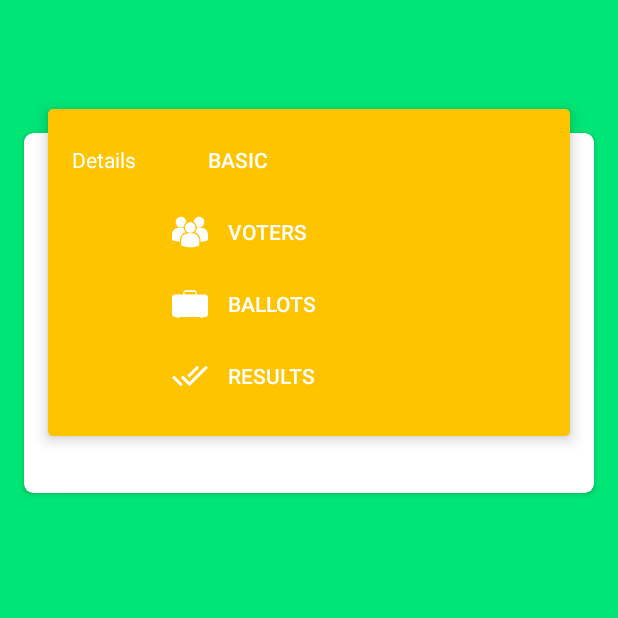
After one commit to MohamedMedhat1998/AgoraPrototype, an Android app: the ElectionDetailsActivity screen opened directly, with no data from a screen before it, on a phone screen of 412 x 824 dp, the top half of it. The commit adds this screen. Run offline under Robolectric (Android 15) with nearby library versions, the phone set to English and light mode, and no system bars.

Commit message:
Finished details activity design

```diff
--- a/app/src/main/AndroidManifest.xml
+++ b/app/src/main/AndroidManifest.xml
@@ -9,13 +9,14 @@
         android:roundIcon="@mipmap/ic_launcher_round"
         android:supportsRtl="true"
         android:theme="@style/AppTheme">
-        <activity android:name=".UI.Activities.CreateElectionActivity"/>
+        <activity android:name=".UI.Activities.ElectionDetailsActivity"></activity>
+        <activity android:name=".UI.Activities.CreateElectionActivity" />
         <activity android:name=".UI.Activities.ProfileActivity" />
         <activity
             android:name=".UI.Activities.MainActivity"
             android:label="@string/title_activity_main"
             android:theme="@style/AppTheme.NoActionBar" />
-        <activity android:name=".UI.Fragments.SignActivity">
+        <activity android:name=".UI.Activities.SignActivity">
             <intent-filter>
                 <action android:name="android.intent.action.MAIN" />
 
--- a/app/src/main/java/com/andalus/agora/Adapters/ElectionsAdapter.kt
+++ b/app/src/main/java/com/andalus/agora/Adapters/ElectionsAdapter.kt
@@ -6,12 +6,12 @@ import android.view.View
 import android.view.ViewGroup
 import android.widget.ImageButton
 import android.widget.TextView
+import com.andalus.agora.CallBacks.OnViewClickedListener
 import com.andalus.agora.Objects.Election
 import com.andalus.agora.R
 import kotlinx.android.synthetic.main.item_election.view.*
 
-class ElectionsAdapter(var data: MutableList<Election> = mutableListOf()) : RecyclerView.Adapter<ElectionsAdapter.ElectionHolder>() {
-
+class ElectionsAdapter(var data: MutableList<Election> = mutableListOf(),val onViewClickedListener : OnViewClickedListener) : RecyclerView.Adapter<ElectionsAdapter.ElectionHolder>() {
     override fun onCreateViewHolder(viewGroup: ViewGroup, viewType: Int): ElectionHolder {
         val inflater = LayoutInflater.from(viewGroup.context)
         val view = inflater.inflate(R.layout.item_election, viewGroup, false)
@@ -28,6 +28,9 @@ class ElectionsAdapter(var data: MutableList<Election> = mutableListOf()) : Recy
         item.tvStart.text = data[position].startDate
         item.tvFinish.text = data[position].finishDate
         item.tvStatus.text = data[position].status
+        item.ibView.setOnClickListener {
+            onViewClickedListener.onViewClicked(it)
+        }
     }
 
     override fun getItemCount(): Int {
--- /dev/null
+++ b/app/src/main/java/com/andalus/agora/UI/Activities/ElectionDetailsActivity.kt
@@ -0,0 +1,13 @@
+package com.andalus.agora.UI.Activities
+
+import android.support.v7.app.AppCompatActivity
+import android.os.Bundle
+import com.andalus.agora.R
+
+class ElectionDetailsActivity : AppCompatActivity() {
+
+    override fun onCreate(savedInstanceState: Bundle?) {
+        super.onCreate(savedInstanceState)
+        setContentView(R.layout.activity_election_details)
+    }
+}
--- a/app/src/main/java/com/andalus/agora/UI/Fragments/SignActivity.kt
+++ b/app/src/main/java/com/andalus/agora/UI/Activities/SignActivity.kt
@@ -1,9 +1,11 @@
-package com.andalus.agora.UI.Fragments
+package com.andalus.agora.UI.Activities
 
 import android.os.Bundle
 import android.support.v7.app.AppCompatActivity
 import com.andalus.agora.CallBacks.OnViewClickedListener
 import com.andalus.agora.R
+import com.andalus.agora.UI.Fragments.LoginFragment
+import com.andalus.agora.UI.Fragments.SignUpFragment
 
 private const val LOGIN_FRAGMENT_TAG = "login-fragment-tag"
 private const val SIGN_UP_FRAGMENT_TAG = "sign-up-fragment-tag"
--- a/app/src/main/java/com/andalus/agora/UI/Fragments/DashboardFragment.kt
+++ b/app/src/main/java/com/andalus/agora/UI/Fragments/DashboardFragment.kt
@@ -10,10 +10,12 @@ import android.view.View
 import android.view.ViewGroup
 import com.andalus.agora.Adapters.ElectionsAdapter
 import com.andalus.agora.Adapters.ElectionsCategoriesAdapter
+import com.andalus.agora.CallBacks.OnViewClickedListener
 import com.andalus.agora.Objects.Election
 import com.andalus.agora.Objects.ElectionCategory
 import com.andalus.agora.R
 import com.andalus.agora.UI.Activities.CreateElectionActivity
+import com.andalus.agora.UI.Activities.ElectionDetailsActivity
 import kotlinx.android.synthetic.main.fragment_dashboard.view.*
 
 // TODO: Rename parameter arguments, choose names that match
@@ -217,7 +219,9 @@ class DashboardFragment : Fragment() {
             adapter = ElectionsCategoriesAdapter(categories)
         }
 
-        val electionsAdapter = ElectionsAdapter(totalElections)
+        val electionsAdapter = ElectionsAdapter(totalElections, OnViewClickedListener {
+            startActivity(Intent(activity, ElectionDetailsActivity::class.java))
+        })
 
         val rvElections = view.rvElectionsList
         rvElections.apply {
--- /dev/null
+++ b/app/src/main/res/drawable/ic_case.xml
@@ -0,0 +1,4 @@
+<vector android:height="24dp" android:viewportHeight="143.205"
+    android:viewportWidth="143.205" android:width="24dp" xmlns:android="http://schemas.android.com/apk/res/android">
+    <path android:fillColor="#ffffff" android:pathData="M131.271,34.187H98.328v-7.936c0,-5.346 -4.368,-9.72 -9.72,-9.72H54.597c-5.346,0 -9.72,4.374 -9.72,9.72v7.936H11.934C5.37,34.187 0,39.557 0,46.121v65.636c0,6.57 5.37,11.934 11.934,11.934h5.967v2.983h11.934v-2.983h83.536v2.983h11.934v-2.983h5.967c6.564,0 11.934,-5.364 11.934,-11.934V46.121C143.205,39.569 137.835,34.187 131.271,34.187zM93.465,34.187H49.74V23.578h43.725C93.465,23.578 93.465,34.187 93.465,34.187z"/>
+</vector>
--- /dev/null
+++ b/app/src/main/res/drawable/ic_double_tick.xml
@@ -0,0 +1,4 @@
+<vector android:height="24dp" android:viewportHeight="594.149"
+    android:viewportWidth="594.149" android:width="24dp" xmlns:android="http://schemas.android.com/apk/res/android">
+    <path android:fillColor="#ffffff" android:pathData="M448.8,161.925l-35.7,-35.7l-160.65,160.65l35.7,35.7L448.8,161.925zM555.899,126.225l-267.75,270.3l-107.1,-107.1l-35.7,35.7l142.8,142.8l306,-306L555.899,126.225zM0,325.125l142.8,142.8l35.7,-35.7l-142.8,-142.8L0,325.125z"/>
+</vector>
--- /dev/null
+++ b/app/src/main/res/drawable/ic_users.xml
@@ -0,0 +1,4 @@
+<vector android:height="24dp" android:viewportHeight="80.13"
+    android:viewportWidth="80.13" android:width="24dp" xmlns:android="http://schemas.android.com/apk/res/android">
+    <path android:fillColor="#ffffff" android:pathData="M48.355,17.922c3.705,2.323 6.303,6.254 6.776,10.817c1.511,0.706 3.188,1.112 4.966,1.112c6.491,0 11.752,-5.261 11.752,-11.751c0,-6.491 -5.261,-11.752 -11.752,-11.752C53.668,6.35 48.453,11.517 48.355,17.922zM40.656,41.984c6.491,0 11.752,-5.262 11.752,-11.752s-5.262,-11.751 -11.752,-11.751c-6.49,0 -11.754,5.262 -11.754,11.752S34.166,41.984 40.656,41.984zM45.641,42.785h-9.972c-8.297,0 -15.047,6.751 -15.047,15.048v12.195l0.031,0.191l0.84,0.263c7.918,2.474 14.797,3.299 20.459,3.299c11.059,0 17.469,-3.153 17.864,-3.354l0.785,-0.397h0.084V57.833C60.688,49.536 53.938,42.785 45.641,42.785zM65.084,30.653h-9.895c-0.107,3.959 -1.797,7.524 -4.47,10.088c7.375,2.193 12.771,9.032 12.771,17.11v3.758c9.77,-0.358 15.4,-3.127 15.771,-3.313l0.785,-0.398h0.084V45.699C80.13,37.403 73.38,30.653 65.084,30.653zM20.035,29.853c2.299,0 4.438,-0.671 6.25,-1.814c0.576,-3.757 2.59,-7.04 5.467,-9.276c0.012,-0.22 0.033,-0.438 0.033,-0.66c0,-6.491 -5.262,-11.752 -11.75,-11.752c-6.492,0 -11.752,5.261 -11.752,11.752C8.283,24.591 13.543,29.853 20.035,29.853zM30.589,40.741c-2.66,-2.551 -4.344,-6.097 -4.467,-10.032c-0.367,-0.027 -0.73,-0.056 -1.104,-0.056h-9.971C6.75,30.653 0,37.403 0,45.699v12.197l0.031,0.188l0.84,0.265c6.352,1.983 12.021,2.897 16.945,3.185v-3.683C17.818,49.773 23.212,42.936 30.589,40.741z"/>
+</vector>
--- /dev/null
+++ b/app/src/main/res/layout/activity_election_details.xml
@@ -0,0 +1,150 @@
+<?xml version="1.0" encoding="utf-8"?>
+
+<ScrollView xmlns:android="http://schemas.android.com/apk/res/android"
+    xmlns:app="http://schemas.android.com/apk/res-auto"
+    xmlns:tools="http://schemas.android.com/tools"
+    android:layout_width="match_parent"
+    android:layout_height="match_parent"
+    android:background="@color/GreenA400">
+
+
+    <android.support.constraint.ConstraintLayout
+
+        android:layout_width="match_parent"
+        android:layout_height="wrap_content"
+        tools:context=".UI.Activities.ElectionDetailsActivity">
+
+        <android.support.v7.widget.CardView
+            android:id="@+id/cardView5"
+            android:layout_width="0dp"
+            android:layout_height="wrap_content"
+            android:layout_marginStart="32dp"
+            android:layout_marginLeft="32dp"
+            android:layout_marginTop="16dp"
+            android:layout_marginEnd="32dp"
+            android:layout_marginRight="32dp"
+            app:cardBackgroundColor="@color/AmberA400"
+            app:cardCornerRadius="3dp"
+            app:cardElevation="6dp"
+            app:layout_constraintEnd_toEndOf="parent"
+            app:layout_constraintStart_toStartOf="parent"
+            app:layout_constraintTop_toBottomOf="@+id/tvElectionNameDetailsActivity">
+
+            <android.support.constraint.ConstraintLayout
+                android:layout_width="match_parent"
+                android:layout_height="match_parent">
+
+                <TextView
+                    android:id="@+id/textView16"
+                    android:layout_width="wrap_content"
+                    android:layout_height="wrap_content"
+                    android:layout_marginStart="16dp"
+                    android:layout_marginLeft="16dp"
+                    android:layout_marginTop="24dp"
+                    android:text="@string/details"
+                    android:textColor="@color/White"
+                    app:layout_constraintStart_toStartOf="parent"
+                    app:layout_constraintTop_toTopOf="parent" />
+
+                <Button
+                    android:id="@+id/btnBasicDetailsActivity"
+                    android:layout_width="wrap_content"
+                    android:layout_height="wrap_content"
+                    android:layout_marginStart="24dp"
+                    android:layout_marginLeft="24dp"
+                    android:background="@color/Transparent"
+                    android:text="@string/basic"
+                    android:textColor="@color/White"
+                    app:layout_constraintBottom_toBottomOf="@+id/textView16"
+                    app:layout_constraintStart_toEndOf="@+id/textView16"
+                    app:layout_constraintTop_toTopOf="@+id/textView16" />
+
+                <Button
+                    android:id="@+id/btnVotersDetailsActivity"
+                    android:layout_width="wrap_content"
+                    android:layout_height="wrap_content"
+                    android:layout_marginStart="24dp"
+                    android:layout_marginLeft="24dp"
+                    android:background="@color/Transparent"
+                    android:drawableStart="@drawable/ic_users"
+                    android:drawableLeft="@drawable/ic_users"
+                    android:text="@string/voters"
+                    android:textColor="@color/White"
+                    app:layout_constraintStart_toEndOf="@+id/textView16"
+                    app:layout_constraintTop_toBottomOf="@+id/btnBasicDetailsActivity" />
+
+                <Button
+                    android:id="@+id/btnBallotsDetailsActivity"
+                    android:layout_width="wrap_content"
+                    android:layout_height="wrap_content"
+                    android:layout_marginStart="24dp"
+                    android:layout_marginLeft="24dp"
+                    android:background="@color/Transparent"
+                    android:drawableStart="@drawable/ic_case"
+                    android:drawableLeft="@drawable/ic_case"
+                    android:text="@string/ballots"
+                    android:textColor="@color/White"
+                    app:layout_constraintStart_toEndOf="@+id/textView16"
+                    app:layout_constraintTop_toBottomOf="@+id/btnVotersDetailsActivity" />
+
+                <Button
+                    android:id="@+id/btnResultsDetailsActivity"
+                    android:layout_width="wrap_content"
+                    android:layout_height="wrap_content"
+                    android:layout_marginStart="24dp"
+                    android:layout_marginLeft="24dp"
+                    android:layout_marginBottom="16dp"
+                    android:background="@color/Transparent"
+                    android:drawableStart="@drawable/ic_double_tick"
+                    android:drawableLeft="@drawable/ic_double_tick"
+                    android:text="@string/results"
+                    android:textColor="@color/White"
+                    app:layout_constraintBottom_toBottomOf="parent"
+                    app:layout_constraintStart_toEndOf="@+id/textView16"
+                    app:layout_constraintTop_toBottomOf="@+id/btnBallotsDetailsActivity" />
+            </android.support.constraint.ConstraintLayout>
+
+
+        </android.support.v7.widget.CardView>
+
+        <android.support.v7.widget.CardView
+            android:layout_width="0dp"
+            android:layout_height="wrap_content"
+            android:layout_marginStart="16dp"
+            android:layout_marginLeft="16dp"
+            android:layout_marginTop="32dp"
+            android:layout_marginEnd="16dp"
+            android:layout_marginRight="16dp"
+            android:layout_marginBottom="32dp"
+            android:visibility="visible"
+            app:cardCornerRadius="6dp"
+            app:layout_constraintBottom_toBottomOf="parent"
+            app:layout_constraintEnd_toEndOf="parent"
+            app:layout_constraintStart_toStartOf="parent"
+            app:layout_constraintTop_toBottomOf="@+id/tvElectionNameDetailsActivity">
+
+            <FrameLayout
+                android:id="@+id/detailsActivityContainer"
+                android:layout_width="match_parent"
+                android:layout_height="match_parent"
+                android:layout_marginTop="240dp" />
+
+        </android.support.v7.widget.CardView>
+
+        <TextView
+            android:id="@+id/tvElectionNameDetailsActivity"
+            android:layout_width="wrap_content"
+            android:layout_height="wrap_content"
+            android:layout_marginStart="8dp"
+            android:layout_marginLeft="8dp"
+            android:layout_marginTop="32dp"
+            android:layout_marginEnd="8dp"
+            android:layout_marginRight="8dp"
+            android:textColor="@color/AmberA400"
+            android:textSize="18sp"
+            app:layout_constraintEnd_toEndOf="parent"
+            app:layout_constraintStart_toStartOf="parent"
+            app:layout_constraintTop_toTopOf="parent"
+            tools:text="Election: Name" />
+    </android.support.constraint.ConstraintLayout>
+</ScrollView>
--- a/app/src/main/res/layout/activity_sign.xml
+++ b/app/src/main/res/layout/activity_sign.xml
@@ -10,7 +10,7 @@
     <android.support.constraint.ConstraintLayout
         android:layout_width="match_parent"
         android:layout_height="wrap_content"
-        tools:context=".UI.Fragments.SignActivity">
+        tools:context=".UI.Activities.SignActivity">
 
         <android.support.v7.widget.CardView
             android:layout_width="0dp"
--- a/app/src/main/res/values/strings.xml
+++ b/app/src/main/res/values/strings.xml
@@ -71,4 +71,9 @@
     <string name="start">Start:</string>
     <string name="status">Status:</string>
     <string name="finish_colon">Finish:</string>
+    <string name="details">Details</string>
+    <string name="basic">\tBasic\t</string>
+    <string name="voters">\tVoters\t</string>
+    <string name="ballots">\tBallots\t</string>
+    <string name="results">\tResults\t</string>
 </resources>
```
